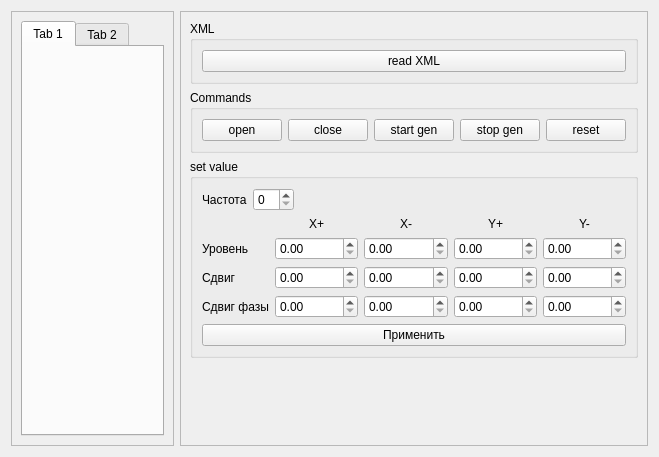
Qt form Qt/mega_git_tests/Test_HID_device/src/AD9106_box/src/ui/AD9106_box.ui (RinatB2017/mega_GIT) before a commit.
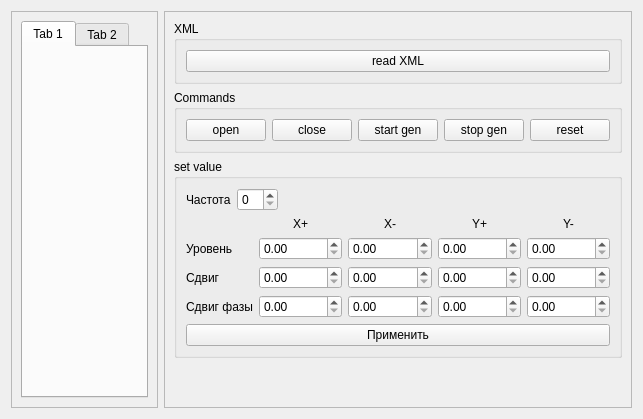
The same form after that commit.

```diff
--- a/Qt/mega_git_tests/Test_HID_device/src/AD9106_box/src/ui/AD9106_box.ui
+++ b/Qt/mega_git_tests/Test_HID_device/src/AD9106_box/src/ui/AD9106_box.ui
@@ -2,14 +2,6 @@
 <ui version="4.0">
  <class>AD9106_Box</class>
  <widget class="QWidget" name="AD9106_Box">
-  <property name="geometry">
-   <rect>
-    <x>0</x>
-    <y>0</y>
-    <width>659</width>
-    <height>457</height>
-   </rect>
-  </property>
   <property name="windowTitle">
    <string>Dialog</string>
   </property>
```
